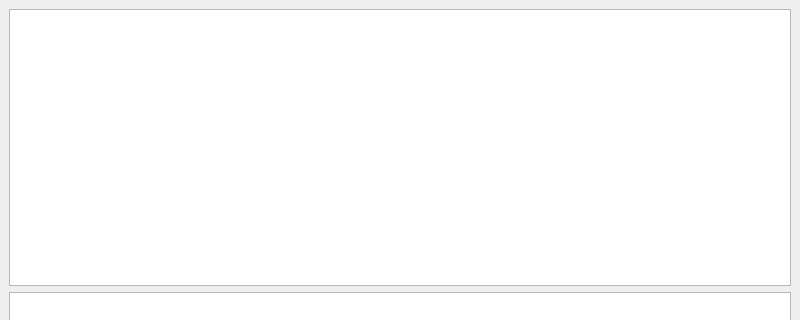
Old version of the form catalog/catalog.ui in the repository afarooqui98/gem5_GUI; both pictures show x 0 to 800 and y 0 to 320 of the 800 by 600 pixel window.
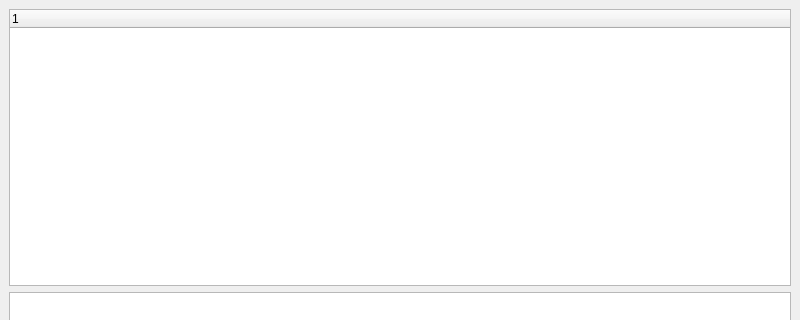
New version of the form.

The edit to the form file:
```diff
--- a/catalog/catalog.ui
+++ b/catalog/catalog.ui
@@ -19,7 +19,13 @@
   <widget class="QWidget" name="centralwidget">
    <layout class="QGridLayout" name="gridLayout">
     <item row="0" column="0">
-     <widget class="QTreeView" name="catalogView"/>
+     <widget class="QTreeWidget" name="treeWidget">
+      <column>
+       <property name="text">
+        <string notr="true">1</string>
+       </property>
+      </column>
+     </widget>
     </item>
     <item row="1" column="0">
      <widget class="QListView" name="attributeView"/>
```
Left out of the diff: 2 changed lines with no effect on the pictures.
